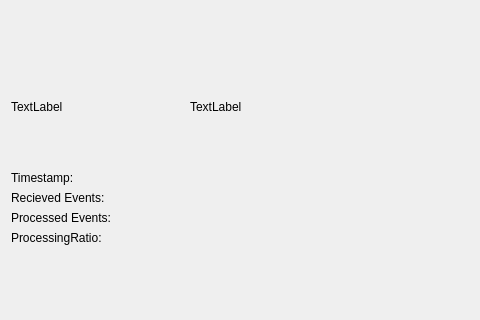
Above: VisInfProc/mainwindow.ui from rottaca/VisInfProcProjectSeminar before the change; both pictures show x 0 to 480 and y 101 to 421 of the 574 by 421 pixel window. Below: the same form after it.
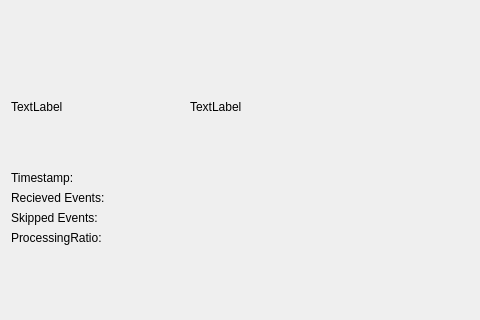
That is the form after the change. Custom widgets are drawn as their Qt base class.

Commit message: minor changes: implemented event statistics enabled optic flow.

What changed in the file:
```diff
--- a/VisInfProc/mainwindow.ui
+++ b/VisInfProc/mainwindow.ui
@@ -161,7 +161,7 @@
          </sizepolicy>
         </property>
         <property name="text">
-         <string>Processed Events:</string>
+         <string>Skipped Events:</string>
         </property>
        </widget>
       </item>
```
Left out of the diff: 2 changed lines with no effect on the pictures. The commit also changes 8 other files.
